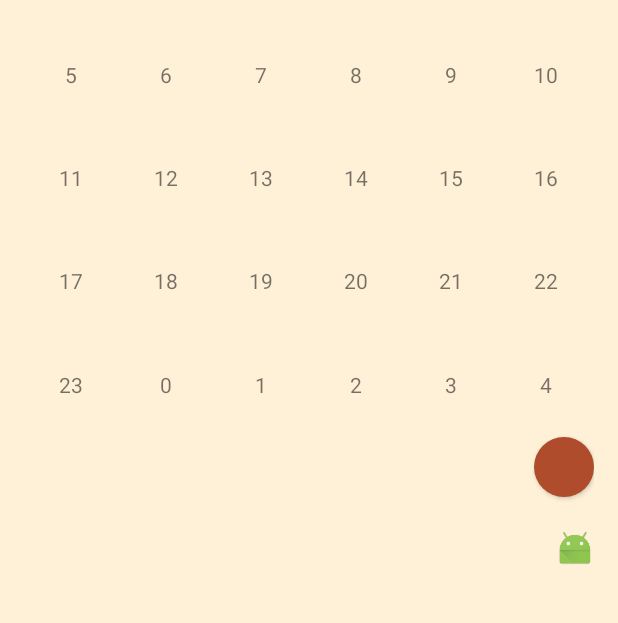
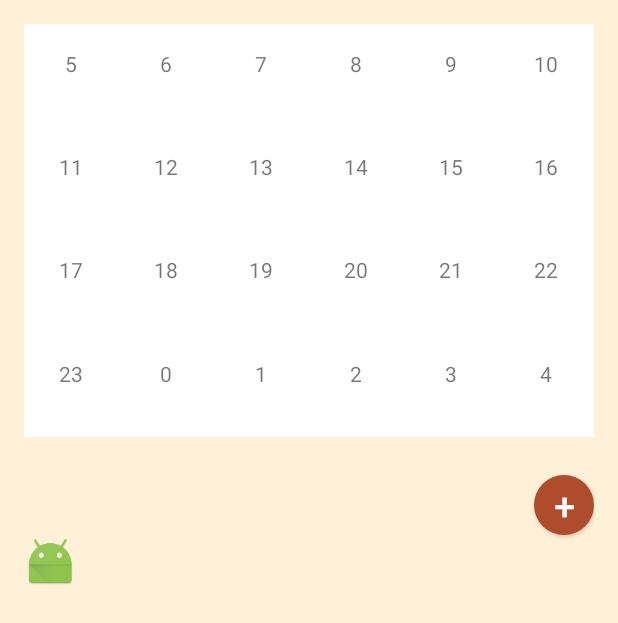
Before and after one commit to guinnessonur/ReLife2, an Android app: the DragNDrop screen opened directly, with no data from a screen before it, on a phone screen of 412 x 824 dp. Shown: the top 623 px of the screen. Run offline under Robolectric (Android 15) with nearby library versions, the phone set to English and light mode, and no system bars.

Commit message:
guzel version

```diff
--- a/app/src/main/java/com/relife/relife/DragNDrop.java
+++ b/app/src/main/java/com/relife/relife/DragNDrop.java
@@ -25,7 +25,9 @@ import android.widget.Toast;
 //asss
 public class DragNDrop extends Activity {
 
-    LinearLayout[] layouts = new LinearLayout[24];
+    static LinearLayout[] layouts = new LinearLayout[24];
+    static TextView[] textViews = new TextView[24];
+    static int lastLayout = -1;
 
     static Context context;
     @Override
@@ -43,6 +45,7 @@ public class DragNDrop extends Activity {
             tv.setText("" + i);
             tv.setTextAlignment(View.TEXT_ALIGNMENT_CENTER);
             layouts[i].addView(tv);
+            textViews[i] = tv;
         }
         for(int i = 0; i < layouts.length; i++){
             layouts[i].setOnDragListener(new dragListener());
@@ -85,9 +88,22 @@ class dragListener implements View.OnDragListener {
                 View view = (View) event.getLocalState();
                 ViewGroup owner = (ViewGroup) view.getParent();
                 owner.removeView(view);
+
                 LinearLayout container = (LinearLayout) v;
                 container.removeAllViews();
                 container.addView(view);
+
+                if(DragNDrop.lastLayout != -1){
+                    owner.addView(DragNDrop.textViews[DragNDrop.lastLayout]);
+                }
+
+                for(int i = 0; i < DragNDrop.layouts.length; i++){
+                    if(container.getId() == DragNDrop.layouts[i].getId()){
+                        DragNDrop.lastLayout = i;
+                        break;
+                    }
+                }
+
                 view.setVisibility(View.VISIBLE);
                 break;
             case DragEvent.ACTION_DRAG_ENDED:
--- a/app/src/main/res/layout/activity_drag_ndrop.xml
+++ b/app/src/main/res/layout/activity_drag_ndrop.xml
@@ -20,6 +20,7 @@
         android:layout_height="275dp"
         android:layout_alignParentTop="true"
         android:layout_alignParentStart="true"
+        android:background="#ffffff"
         android:columnCount="6"
         android:rowCount="4">
 
@@ -30,8 +31,8 @@
         <LinearLayout
             android:id="@+id/i5"
             android:orientation="vertical"
-            android:layout_height="20dp"
-            android:layout_width="20dp"
+            android:layout_height="35dp"
+            android:layout_width="35dp"
             android:layout_gravity="center"
             android:layout_columnWeight="1"
             android:layout_rowWeight="1"
@@ -40,8 +41,8 @@
         </LinearLayout>
         <LinearLayout
             android:id="@+id/i6"
-            android:layout_height="20dp"
-            android:layout_width="20dp"
+            android:layout_height="35dp"
+            android:layout_width="35dp"
             android:layout_gravity="center"
             android:orientation="vertical"
             android:layout_columnWeight="1"
@@ -51,8 +52,8 @@
         </LinearLayout>
         <LinearLayout
             android:id="@+id/i7"
-            android:layout_height="20dp"
-            android:layout_width="20dp"
+            android:layout_height="35dp"
+            android:layout_width="35dp"
             android:layout_gravity="center"
             android:orientation="vertical"
             android:layout_columnWeight="1"
@@ -62,8 +63,8 @@
         </LinearLayout>
         <LinearLayout
             android:id="@+id/i8"
-            android:layout_height="20dp"
-            android:layout_width="20dp"
+            android:layout_height="35dp"
+            android:layout_width="35dp"
             android:layout_gravity="center"
             android:orientation="vertical"
             android:layout_columnWeight="1"
@@ -74,8 +75,8 @@
         <LinearLayout
             android:id="@+id/i9"
             android:orientation="vertical"
-            android:layout_height="20dp"
-            android:layout_width="20dp"
+            android:layout_height="35dp"
+            android:layout_width="35dp"
             android:layout_gravity="center"
             android:layout_columnWeight="1"
             android:layout_rowWeight="1"
@@ -85,8 +86,8 @@
         <LinearLayout
             android:id="@+id/i10"
             android:orientation="vertical"
-            android:layout_height="20dp"
-            android:layout_width="20dp"
+            android:layout_height="35dp"
+            android:layout_width="35dp"
             android:layout_gravity="center"
             android:layout_columnWeight="1"
             android:layout_rowWeight="1"
@@ -101,8 +102,8 @@
         <LinearLayout
             android:id="@+id/i11"
             android:orientation="vertical"
-            android:layout_height="20dp"
-            android:layout_width="20dp"
+            android:layout_height="35dp"
+            android:layout_width="35dp"
             android:layout_gravity="center"
             android:layout_columnWeight="1"
             android:layout_rowWeight="1"
@@ -112,8 +113,8 @@
         </LinearLayout>
         <LinearLayout
             android:orientation="vertical"
-            android:layout_height="20dp"
-            android:layout_width="20dp"
+            android:layout_height="35dp"
+            android:layout_width="35dp"
             android:layout_gravity="center"
             android:id="@+id/i12"
             android:layout_columnWeight="1"
@@ -123,8 +124,8 @@
         </LinearLayout>
         <LinearLayout
             android:orientation="vertical"
-            android:layout_height="20dp"
-            android:layout_width="20dp"
+            android:layout_height="35dp"
+            android:layout_width="35dp"
             android:layout_gravity="center"
             android:id="@+id/i13"
             android:layout_columnWeight="1"
@@ -134,8 +135,8 @@
         </LinearLayout>
         <LinearLayout
             android:orientation="vertical"
-            android:layout_height="20dp"
-            android:layout_width="20dp"
+            android:layout_height="35dp"
+            android:layout_width="35dp"
             android:layout_gravity="center"
             android:id="@+id/i14"
             android:layout_columnWeight="1"
@@ -145,9 +146,9 @@
         </LinearLayout>
         <LinearLayout
             android:orientation="vertical"
-            android:layout_height="20dp"
+            android:layout_height="35dp"
             android:layout_gravity="center"
-            android:layout_width="20dp"
+            android:layout_width="35dp"
             android:id="@+id/i15"
             android:layout_columnWeight="1"
             android:layout_rowWeight="1"
@@ -156,9 +157,9 @@
         </LinearLayout>
         <LinearLayout
             android:orientation="vertical"
-            android:layout_height="20dp"
+            android:layout_height="35dp"
             android:layout_gravity="center"
-            android:layout_width="20dp"
+            android:layout_width="35dp"
             android:id="@+id/i16"
             android:layout_columnWeight="1"
             android:layout_rowWeight="1"
@@ -172,9 +173,9 @@
 
         <LinearLayout
             android:orientation="vertical"
-            android:layout_height="20dp"
+            android:layout_height="35dp"
             android:layout_gravity="center"
-            android:layout_width="20dp"
+            android:layout_width="35dp"
             android:id="@+id/i17"
             android:layout_columnWeight="1"
             android:layout_rowWeight="1"
@@ -183,9 +184,9 @@
         </LinearLayout>
         <LinearLayout
             android:orientation="vertical"
-            android:layout_height="20dp"
+            android:layout_height="35dp"
             android:layout_gravity="center"
-            android:layout_width="20dp"
+            android:layout_width="35dp"
             android:id="@+id/i18"
             android:layout_columnWeight="1"
             android:layout_rowWeight="1"
@@ -194,9 +195,9 @@
         </LinearLayout>
         <LinearLayout
             android:orientation="vertical"
-            android:layout_height="20dp"
+            android:layout_height="35dp"
             android:layout_gravity="center"
-            android:layout_width="20dp"
+            android:layout_width="35dp"
             android:id="@+id/i19"
             android:layout_columnWeight="1"
             android:layout_rowWeight="1"
@@ -205,9 +206,9 @@
         </LinearLayout>
         <LinearLayout
             android:orientation="vertical"
-            android:layout_height="20dp"
+            android:layout_height="35dp"
             android:layout_gravity="center"
-            android:layout_width="20dp"
+            android:layout_width="35dp"
             android:id="@+id/i20"
             android:layout_columnWeight="1"
             android:layout_rowWeight="1"
@@ -216,9 +217,9 @@
         </LinearLayout>
         <LinearLayout
             android:orientation="vertical"
-            android:layout_height="20dp"
+            android:layout_height="35dp"
             android:layout_gravity="center"
-            android:layout_width="20dp"
+            android:layout_width="35dp"
             android:id="@+id/i21"
             android:layout_columnWeight="1"
             android:layout_rowWeight="1"
@@ -227,9 +228,9 @@
         </LinearLayout>
         <LinearLayout
             android:orientation="vertical"
-            android:layout_height="20dp"
+            android:layout_height="35dp"
             android:layout_gravity="center"
-            android:layout_width="20dp"
+            android:layout_width="35dp"
             android:id="@+id/i22"
             android:layout_columnWeight="1"
             android:layout_rowWeight="1"
@@ -243,8 +244,8 @@
 
         <LinearLayout
             android:orientation="vertical"
-            android:layout_height="20dp"
-            android:layout_width="20dp"
+            android:layout_height="35dp"
+            android:layout_width="35dp"
             android:layout_gravity="center"
             android:id="@+id/i23"
             android:layout_columnWeight="1"
@@ -254,8 +255,8 @@
         </LinearLayout>
         <LinearLayout
             android:orientation="vertical"
-            android:layout_height="20dp"
-            android:layout_width="20dp"
+            android:layout_height="35dp"
+            android:layout_width="35dp"
             android:layout_gravity="center"
             android:id="@+id/i0"
             android:layout_columnWeight="1"
@@ -265,9 +266,9 @@
         </LinearLayout>
         <LinearLayout
             android:orientation="vertical"
-            android:layout_height="20dp"
+            android:layout_height="35dp"
             android:layout_gravity="center"
-            android:layout_width="20dp"
+            android:layout_width="35dp"
             android:id="@+id/i1"
             android:layout_columnWeight="1"
             android:layout_rowWeight="1"
@@ -276,9 +277,9 @@
         </LinearLayout>
         <LinearLayout
             android:orientation="vertical"
-            android:layout_height="20dp"
+            android:layout_height="35dp"
             android:layout_gravity="center"
-            android:layout_width="20dp"
+            android:layout_width="35dp"
             android:id="@+id/i2"
             android:layout_columnWeight="1"
             android:layout_rowWeight="1"
@@ -287,22 +288,20 @@
         </LinearLayout>
         <LinearLayout
             android:orientation="vertical"
-            android:layout_height="20dp"
+            android:layout_height="35dp"
             android:layout_gravity="center"
-            android:layout_width="20dp"
-
+            android:layout_width="35dp"
             android:id="@+id/i3"
             android:layout_columnWeight="1"
             android:layout_rowWeight="1"
-
             android:layout_column="4"
             android:layout_row="3">
         </LinearLayout>
         <LinearLayout
 
             android:orientation="vertical"
-            android:layout_height="20dp"
-            android:layout_width="20dp"
+            android:layout_height="35dp"
+            android:layout_width="35dp"
             android:layout_gravity="center"
             android:id="@+id/i4"
             android:layout_columnWeight="1"
@@ -314,19 +313,21 @@
     <Button
         android:id="@+id/new_activity"
         android:layout_below="@id/grid"
+        android:layout_marginTop="25dp"
         android:layout_width="40dp"
         android:layout_height="40dp"
         android:layout_alignParentEnd="true"
+        android:text="+"
+        android:textSize="25sp"
+        android:textColor="#ffffff"
+        android:gravity="center"
         android:background="@drawable/roundedbutton"/>
 
     <ImageView
-        android:layout_width="25dp"
-        android:layout_height="25dp"
+        android:layout_width="35dp"
+        android:layout_height="35dp"
         app:srcCompat="@mipmap/ic_launcher"
         android:layout_below="@+id/new_activity"
-        android:layout_alignParentEnd="true"
-        android:layout_marginTop="21dp"
-        android:layout_centerInParent="true"
         android:id="@+id/imageView3" />
 
     <!--ScrollView
```
